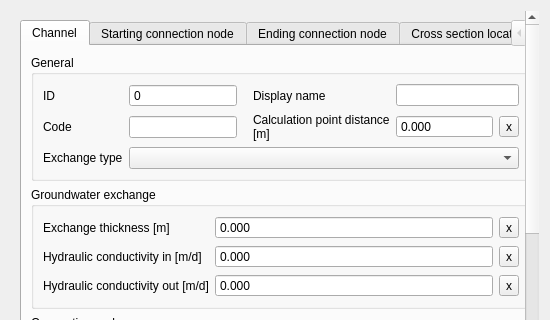
First picture: the form in threedi_schematisation_editor/forms/ui/channel.ui, repository nens/threedi-schematisation-editor, before the edit; both pictures show x 0 to 550 and y 0 to 320 of the 550 by 550 pixel window.
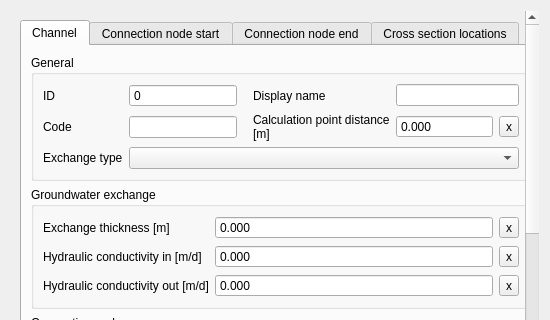
Second picture: the form after the edit.

```diff
--- a/threedi_schematisation_editor/forms/ui/channel.ui
+++ b/threedi_schematisation_editor/forms/ui/channel.ui
@@ -561,7 +561,7 @@
          </widget>
          <widget class="QWidget" name="tab_3">
           <attribute name="title">
-           <string>Starting connection node</string>
+           <string>Connection node start</string>
           </attribute>
           <layout class="QGridLayout" name="gridLayout_20">
            <item row="4" column="0" colspan="2">
@@ -1177,7 +1177,7 @@
          </widget>
          <widget class="QWidget" name="tab_4">
           <attribute name="title">
-           <string>Ending connection node</string>
+           <string>Connection node end</string>
           </attribute>
           <layout class="QGridLayout" name="gridLayout_16">
            <item row="8" column="0">
```
